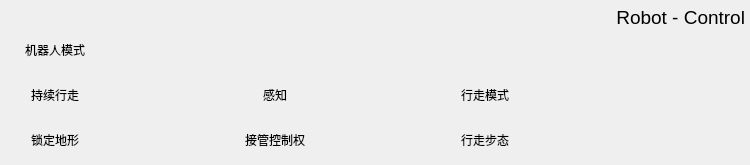
ADrownFish/RoboticUserInterface, file RoboticUserInterface/include/form/SevnceRobot_Ctrl.ui: the form before one commit.
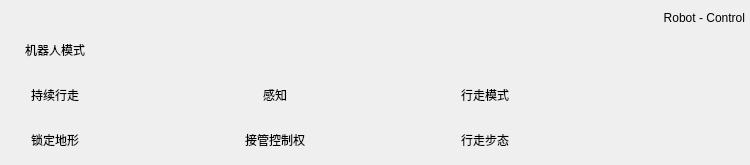
The form after the commit. Custom widgets are drawn as their Qt base class.

The edit to the form file:
```diff
--- a/RoboticUserInterface/include/form/SevnceRobot_Ctrl.ui
+++ b/RoboticUserInterface/include/form/SevnceRobot_Ctrl.ui
@@ -68,11 +68,7 @@
        <height>0</height>
       </size>
      </property>
-     <property name="font">
-      <font>
-       <pointsize>14</pointsize>
-      </font>
-     </property>
+     
      <property name="text">
       <string>Robot - Control</string>
      </property>
```
Left out of the diff: 42 changed lines with no effect on the pictures.
